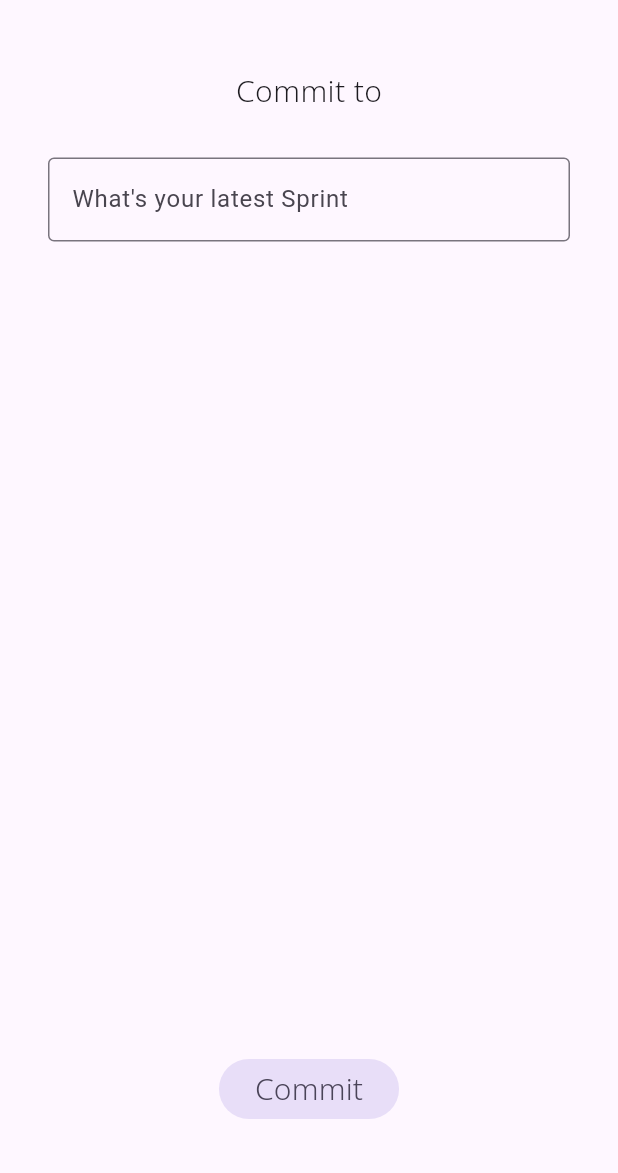
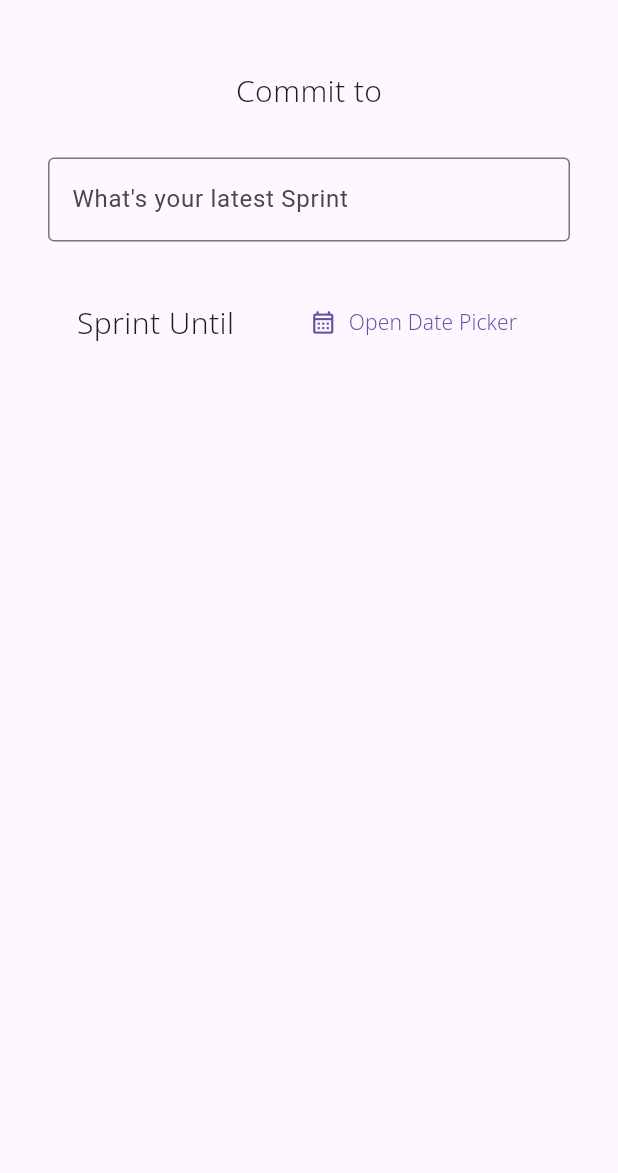
Before and after one commit to ujwalnk/Ritual, a Flutter app: the Commit2Sprint screen opened by its route, on a phone screen of 412 x 824 dp, the part 63-1236 px from its top. Run offline on Flutter 3.47's test engine with Material 2 defaults, Android fonts, the phone set to English and light mode, and no system bars; our stand-ins replace hive, hive_flutter; accounts and stored records are empty.

Commit message:
~ Move init code to splash screen + Remove expired sprints + DatePicker for sprint + CustomDatePicker Class

```diff
--- a/lib/screens/commit/sprint.dart
+++ b/lib/screens/commit/sprint.dart
@@ -5,6 +5,7 @@ import 'package:Ritual/model/ritual.dart';
 
 // Services
 import 'package:Ritual/services/boxes.dart';
+import 'package:Ritual/services/widgets/date_picker.dart';
 
 class Commit2Sprint extends StatefulWidget {
   const Commit2Sprint({super.key});
@@ -16,6 +17,8 @@ class Commit2Sprint extends StatefulWidget {
 class _Commit2SprintState extends State<Commit2Sprint> {
   final TextEditingController _textFieldController = TextEditingController();
   final FocusNode _textFieldFocusNode = FocusNode();
+
+  DateTime? selectedDate;
 
   @override
   Widget build(BuildContext context) {
@@ -42,17 +45,30 @@ class _Commit2SprintState extends State<Commit2Sprint> {
                     border: OutlineInputBorder(), hintText: "What's your latest Sprint"),
               ),
               const SizedBox(height: 30),
+              Row(
+                mainAxisAlignment: MainAxisAlignment.spaceAround,
+                children: [
+                  const Text(
+                    "Sprint Until",
+                    style:
+                        TextStyle(fontSize: 20, fontFamily: "NotoSans-Light"),
+                  ),
+                  CustomDatePicker(restorationId: "datepicker", onDateSelected: handleDateSelected)
+                ],
+              ),
               Expanded(
                 child: Align(
                   alignment: Alignment.bottomCenter,
                   child: Visibility(
+                    visible: (selectedDate != null) && (_textFieldController.text.isNotEmpty),
                     child: FilledButton.tonal(
                       onPressed: () {
                         final ritual = Ritual()
                         ..complete = 0
                         ..url = "/${_textFieldController.text}"
                         ..background = "assets/images/highlightBackground.jpg"
-                        ..type = "sprint";
+                        ..type = "sprint"
+                        ..expiry = selectedDate;
 
                         final box = Boxes.getRituals();
                         box.add(ritual);
@@ -71,4 +87,11 @@ class _Commit2SprintState extends State<Commit2Sprint> {
           ),
         ));
   }
+
+  // Callback function to receive the selected date
+  void handleDateSelected(DateTime date) {
+    setState(() {
+      selectedDate = date;
+    });
+  }
 }
--- a/lib/screens/home.dart
+++ b/lib/screens/home.dart
@@ -5,7 +5,7 @@ import 'package:flutter/material.dart';
 import 'package:Ritual/model/ritual.dart';
 
 // Services
-import 'package:Ritual/services/fab.dart';
+import 'package:Ritual/services/widgets/fab.dart';
 import 'package:hive_flutter/hive_flutter.dart';
 
 class Home extends StatefulWidget {
--- /dev/null
+++ b/lib/services/widgets/date_picker.dart
@@ -0,0 +1,103 @@
+import 'package:flutter/material.dart';
+
+class CustomDatePicker extends StatefulWidget {
+  const CustomDatePicker(
+      {super.key, this.restorationId, this.startDate, this.endDate, required this.onDateSelected});
+
+  final String? restorationId;
+  final DateTime? startDate;
+  final DateTime? endDate;
+
+  final void Function(DateTime) onDateSelected; // Callback function
+
+  @override
+  State<CustomDatePicker> createState() => _CustomDatePickerState();
+}
+
+/// RestorationProperty objects can be used because of RestorationMixin.
+class _CustomDatePickerState extends State<CustomDatePicker>
+    with RestorationMixin {
+  @override
+  String? get restorationId => widget.restorationId;
+  String selectedDate = "Open Date Picker";
+
+  final RestorableDateTime _selectedDate = RestorableDateTime(DateTime.now());
+  late final RestorableRouteFuture<DateTime?> _restorableDatePickerRouteFuture =
+      RestorableRouteFuture<DateTime?>(
+    onComplete: _selectDate,
+    onPresent: (NavigatorState navigator, Object? arguments) {
+      return navigator.restorablePush(
+        _datePickerRoute,
+        arguments: _selectedDate.value.millisecondsSinceEpoch,
+      );
+    },
+  );
+
+  @pragma('vm:entry-point')
+  static Route<DateTime> _datePickerRoute(
+    BuildContext context,
+    Object? arguments,
+  ) {
+    final DateTime initialDate =
+        DateTime.fromMillisecondsSinceEpoch(arguments! as int);
+    final CustomDatePicker? widget =
+        context.findAncestorWidgetOfExactType<CustomDatePicker>();
+    final DateTime? startDate = widget?.startDate;
+    final DateTime? endDate = widget?.endDate;
+
+    return DialogRoute<DateTime>(
+      context: context,
+      builder: (BuildContext context) {
+        return DatePickerDialog(
+          restorationId: 'date_picker_dialog',
+          initialEntryMode: DatePickerEntryMode.calendarOnly,
+          initialDate: initialDate,
+          firstDate: startDate ?? DateTime.now(),
+          lastDate:
+              endDate ?? DateTime.now().add(const Duration(days: 365 * 10)),
+        );
+      },
+    );
+  }
+
+  @override
+  void restoreState(RestorationBucket? oldBucket, bool initialRestore) {
+    registerForRestoration(_selectedDate, 'selected_date');
+    registerForRestoration(
+        _restorableDatePickerRouteFuture, 'date_picker_route_future');
+  }
+
+  void _selectDate(DateTime? newSelectedDate) {
+    if (newSelectedDate != null) {
+      setState(() {
+        _selectedDate.value = newSelectedDate;
+        final List<String> monthNames = ["Jan", "Feb", "Mar", "Apr", "May", "Jun", "Jul", "Aug", "Sep", "Oct", "Nov", "Dec"];
+        selectedDate = "${monthNames[newSelectedDate.month]} ${newSelectedDate.day.toString()}, ${newSelectedDate.year.toString()}";
+        // ScaffoldMessenger.of(context).showSnackBar(SnackBar(
+          // content: Text(
+              // 'Selected: ${_selectedDate.value.day}/${_selectedDate.value.month}/${_selectedDate.value.year}'),
+        // ));
+      });
+
+      // Call the callback function with the selected date
+      widget.onDateSelected(newSelectedDate);
+
+    }
+  }
+
+  @override
+  Widget build(BuildContext context) {
+    return TextButton.icon(
+      onPressed: () {
+        _restorableDatePickerRouteFuture.present();
+      },
+      icon: const Icon(Icons.calendar_month_outlined),
+      label: Text(
+        selectedDate,
+        style: const TextStyle(
+          fontFamily: "NotoSans-Light",
+        ),
+      ),
+    );
+  }
+}
```
Also changed, not shown: lib/main.dart (+0 -13 lines), lib/screens/splash.dart (+17 -29 lines), lib/services/widgets/fab.dart (renamed from lib/services/fab.dart), 1 other file.
